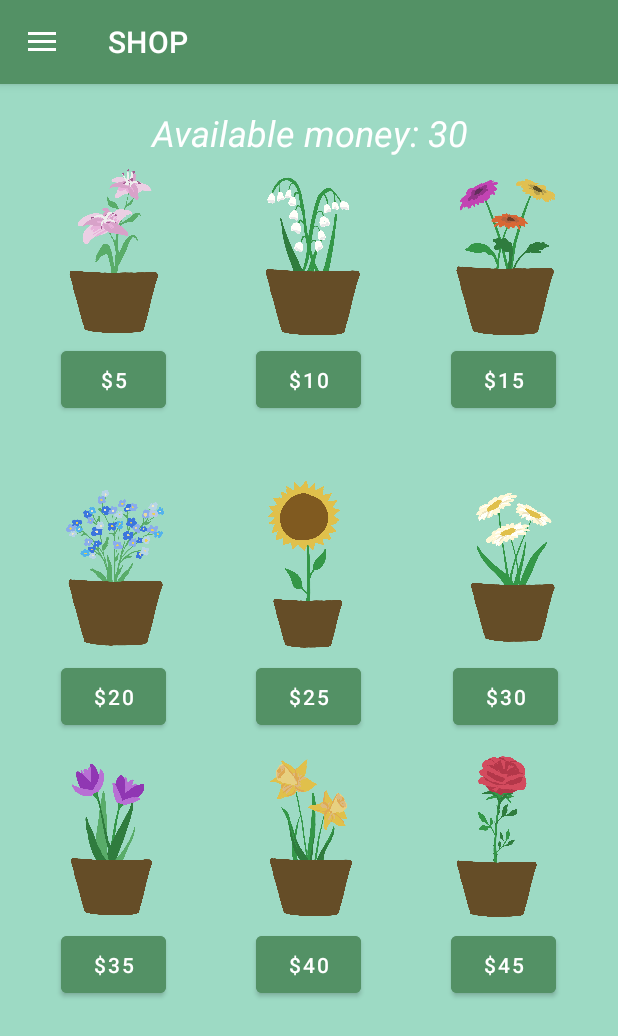
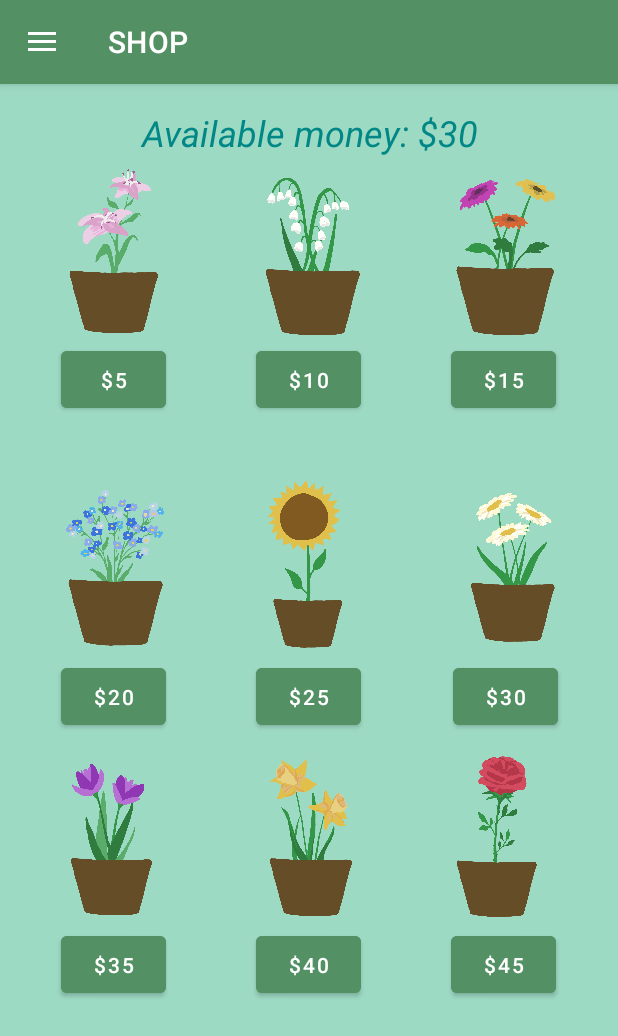
Before and after one commit to HaMaKac/TeamProject, an Android app: the screen it shows after launch (MainActivity), in the side drawer, after a tap on "SHOP", on a phone screen of 412 x 824 dp. Shown: the top 1036 px of the screen. Run offline under Robolectric (Android 15) with nearby library versions, the phone set to English and light mode, and no system bars; our stand-ins replace navigation-ui.

Commit message:
Fixed user remark 4.

```diff
--- a/Flowers/app/src/main/java/com/flowers/ui/shop/ShopFragment.kt
+++ b/Flowers/app/src/main/java/com/flowers/ui/shop/ShopFragment.kt
@@ -127,6 +127,6 @@ class ShopFragment : Fragment() {
 
     fun refreshBalanceLabel() {
         val textView: TextView = binding.textShop
-        "Available money: $balance".also { textView.text = it }
+        "Available money: $$balance".also { textView.text = it }
     }
 }
--- a/Flowers/app/src/main/res/layout/fragment_shop.xml
+++ b/Flowers/app/src/main/res/layout/fragment_shop.xml
@@ -126,7 +126,7 @@
 
     <TextView
         android:fontFamily="sans-serif-thin"
-        android:textColor="@color/white"
+        android:textColor="@color/teal_700"
         android:textStyle="italic|bold"
         android:fontWeight="400"
         android:id="@+id/text_shop"
```
